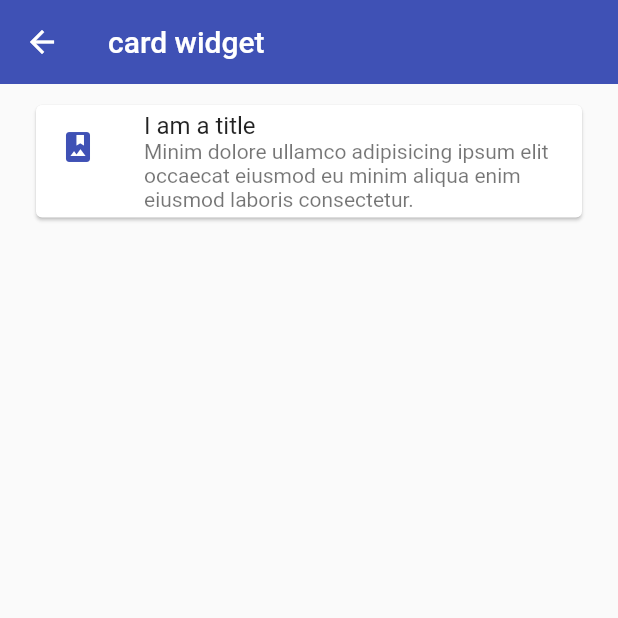
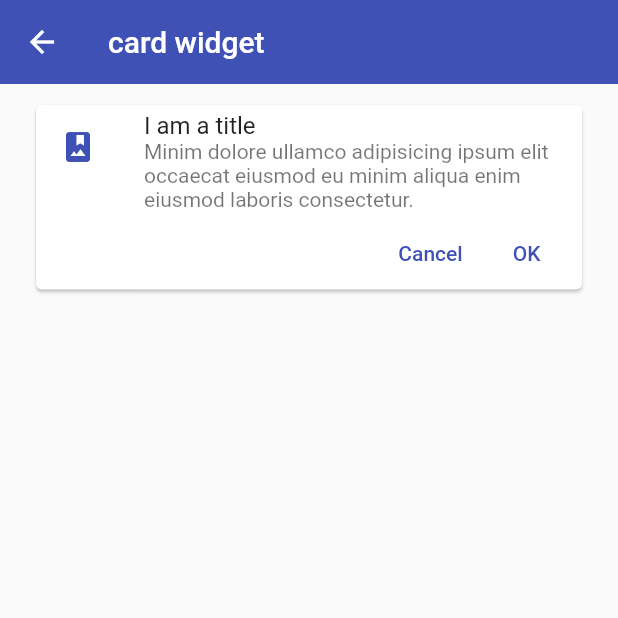
Before and after one commit to jermp96/flutter_components, a Flutter app: the CardScreen screen opened by its route, on a phone screen of 412 x 824 dp, the top half of it. Run offline on Flutter 3.47's test engine with Material 2 defaults, Android fonts, the phone set to English and light mode, and no system bars.

Commit message:
*centralizar los widget personalizados

```diff
--- a/lib/screens/card_screen.dart
+++ b/lib/screens/card_screen.dart
@@ -1,6 +1,7 @@
-import 'package:fl_components/theme/app_theme.dart';
+
 import 'package:flutter/material.dart';
 
+import 'package:fl_components/widgets/widgets.dart';
 class CardScreen extends StatelessWidget {
 
   const CardScreen({Key? key}) : super(key: key);
@@ -13,16 +14,8 @@ class CardScreen extends StatelessWidget {
       ),
       body: ListView(
         padding: const EdgeInsets.symmetric(horizontal: 20, vertical: 10),
-        children: [
-          Card(
-            child: Column(children: const [
-              ListTile(
-                leading: Icon(Icons.photo_album, color: AppTheme.primary),
-                title: Text('I am a title'),
-                subtitle: Text('Minim dolore ullamco adipisicing ipsum elit occaecat eiusmod eu minim aliqua enim eiusmod laboris consectetur.'),
-              )
-            ],),
-          )
+        children: const [
+          CustomCardType1()
         ]
       )
     );
--- a/lib/theme/app_theme.dart
+++ b/lib/theme/app_theme.dart
@@ -5,9 +5,16 @@ class AppTheme {
 
   static final ThemeData lightTheme = ThemeData.light().copyWith(
     primaryColor: primary,
+
+    //appBarTheme
     appBarTheme: const AppBarTheme(
       color: primary,
       elevation: 0
+    ),
+
+    //textButton
+    textButtonTheme: TextButtonThemeData(
+      style: TextButton.styleFrom(primary: primary)
     )
   );
 }
--- /dev/null
+++ b/lib/widgets/custom_card_type_1.dart
@@ -0,0 +1,38 @@
+import 'package:fl_components/theme/app_theme.dart';
+import 'package:flutter/material.dart';
+
+class CustomCardType1 extends StatelessWidget {
+  const CustomCardType1({
+    Key? key,
+  }) : super(key: key);
+
+  @override
+  Widget build(BuildContext context) {
+    return Card(
+      child: Column(
+        children: [
+          const ListTile(
+            leading: Icon(Icons.photo_album, color: AppTheme.primary),
+            title: Text('I am a title'),
+            subtitle: Text('Minim dolore ullamco adipisicing ipsum elit occaecat eiusmod eu minim aliqua enim eiusmod laboris consectetur.'),
+          ),
+          Padding(
+            padding: const EdgeInsets.only(right: 5.0),
+            child: Row(
+              mainAxisAlignment: MainAxisAlignment.end,
+              children: [
+                TextButton(
+                  onPressed: () => {},
+                  child: const Text('Cancel'),
+                  ),
+                TextButton(
+                  onPressed: () => {},
+                  child: const Text('OK')
+                  ),
+              ],
+            ),
+          )
+      ],),
+    );
+  }
+}
--- /dev/null
+++ b/lib/widgets/widgets.dart
@@ -0,0 +1 @@
+export 'package:fl_components/widgets/custom_card_type_1.dart';
```
